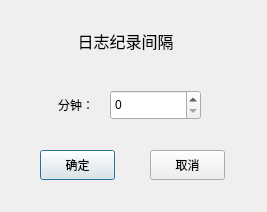
Above: IDC_TestSystem/SI-PDU/toolbox/silogstimetooldlg.ui from ChinaClever/IDC_TestSystem before the change. Below: the same form after it.
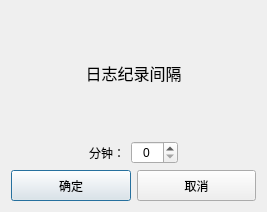
That is the form after the change.

The edit to the form file:
```diff
--- a/IDC_TestSystem/SI-PDU/toolbox/silogstimetooldlg.ui
+++ b/IDC_TestSystem/SI-PDU/toolbox/silogstimetooldlg.ui
@@ -13,15 +13,9 @@
   <property name="windowTitle">
    <string>Dialog</string>
   </property>
+  <layout class="QVBoxLayout" name="verticalLayout">
+   <item>
   <widget class="QLabel" name="label">
-   <property name="geometry">
-    <rect>
-     <x>30</x>
-     <y>20</y>
-     <width>191</width>
-     <height>41</height>
-    </rect>
-   </property>
    <property name="font">
     <font>
      <family>微软雅黑</family>
@@ -35,28 +29,24 @@
     <set>Qt::AlignCenter</set>
    </property>
   </widget>
-  <widget class="QSpinBox" name="spinBox">
-   <property name="geometry">
-    <rect>
-     <x>110</x>
-     <y>90</y>
-     <width>91</width>
-     <height>30</height>
-    </rect>
-   </property>
-   <property name="maximum">
-    <number>999</number>
-   </property>
-  </widget>
+   </item>
+   <item>
+    <layout class="QHBoxLayout" name="horizontalLayout">
+     <item>
+      <spacer name="horizontalSpacer">
+       <property name="orientation">
+        <enum>Qt::Horizontal</enum>
+       </property>
+       <property name="sizeHint" stdset="0">
+        <size>
+         <width>40</width>
+         <height>20</height>
+        </size>
+       </property>
+      </spacer>
+     </item>
+     <item>
   <widget class="QLabel" name="label_2">
-   <property name="geometry">
-    <rect>
-     <x>40</x>
-     <y>90</y>
-     <width>54</width>
-     <height>30</height>
-    </rect>
-   </property>
    <property name="text">
     <string>分钟：</string>
    </property>
@@ -64,32 +54,63 @@
     <set>Qt::AlignRight|Qt::AlignTrailing|Qt::AlignVCenter</set>
    </property>
   </widget>
+     </item>
+     <item>
+      <widget class="QSpinBox" name="spinBox">
+       <property name="alignment">
+        <set>Qt::AlignCenter</set>
+       </property>
+       <property name="maximum">
+        <number>999</number>
+       </property>
+      </widget>
+     </item>
+     <item>
+      <spacer name="horizontalSpacer_2">
+       <property name="orientation">
+        <enum>Qt::Horizontal</enum>
+       </property>
+       <property name="sizeHint" stdset="0">
+        <size>
+         <width>40</width>
+         <height>20</height>
+        </size>
+       </property>
+      </spacer>
+     </item>
+    </layout>
+   </item>
+   <item>
+    <layout class="QHBoxLayout" name="horizontalLayout_2">
+     <item>
   <widget class="QPushButton" name="okBtn">
-   <property name="geometry">
-    <rect>
-     <x>40</x>
-     <y>150</y>
-     <width>75</width>
-     <height>30</height>
-    </rect>
+       <property name="minimumSize">
+        <size>
+         <width>0</width>
+         <height>31</height>
+        </size>
    </property>
    <property name="text">
     <string>确定</string>
    </property>
   </widget>
+     </item>
+     <item>
   <widget class="QPushButton" name="cancelBtn">
-   <property name="geometry">
-    <rect>
-     <x>150</x>
-     <y>150</y>
-     <width>75</width>
-     <height>30</height>
-    </rect>
+       <property name="minimumSize">
+        <size>
+         <width>0</width>
+         <height>31</height>
+        </size>
    </property>
    <property name="text">
     <string>取消</string>
    </property>
   </widget>
+     </item>
+    </layout>
+   </item>
+  </layout>
  </widget>
  <resources/>
  <connections/>
```
Lines whose indentation alone changed are shown as unchanged.
